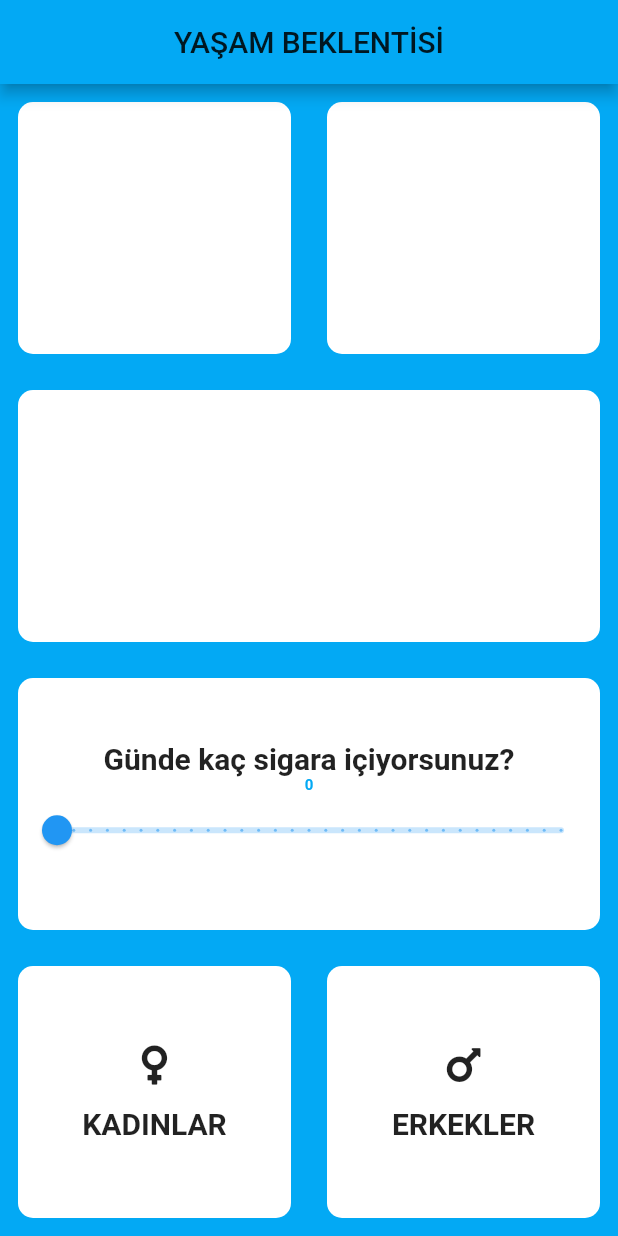
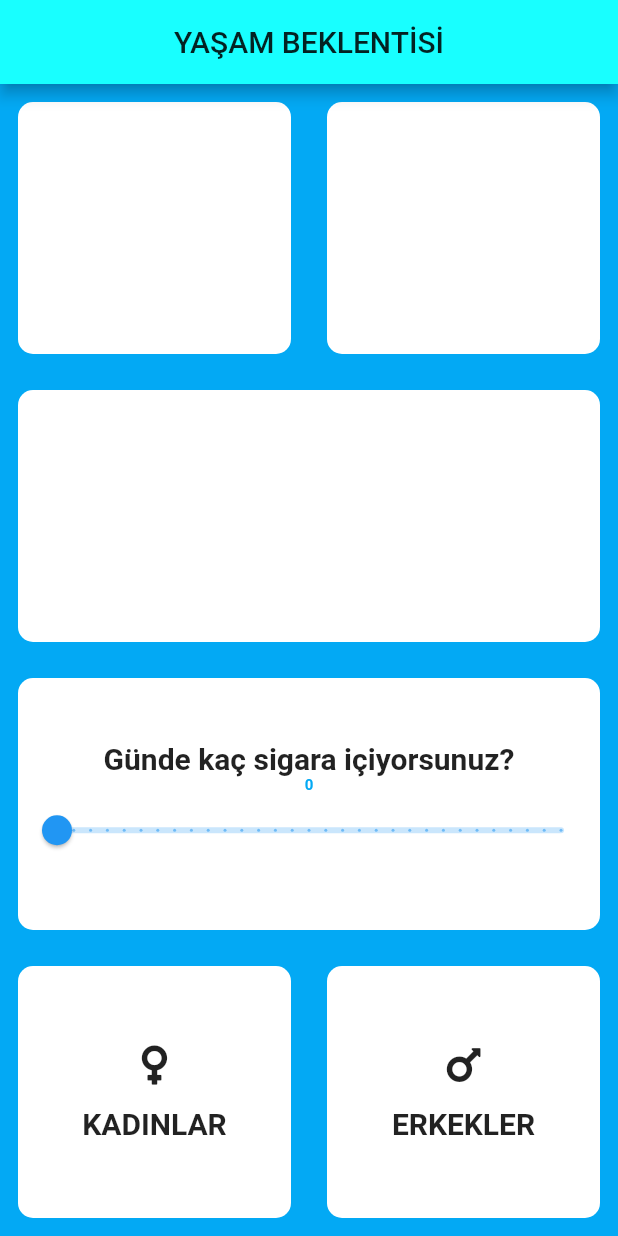
Before and after one commit to musabal55/deneme, a Flutter app: the screen it shows after launch, on a phone screen of 412 x 824 dp. Run offline on Flutter 3.47's test engine with Material 2 defaults, Android fonts, the phone set to English and light mode, and no system bars; our stand-ins replace font_awesome_flutter.

Commit message:
cyan color

```diff
--- a/lib/main.dart
+++ b/lib/main.dart
@@ -12,7 +12,7 @@ class MyApp extends StatelessWidget {
     return MaterialApp(
       theme: ThemeData(
           scaffoldBackgroundColor: Colors.lightBlue,
-          primaryColor: Colors.lightBlue),
+          primaryColor: Colors.cyanAccent),
       home: InputPage(),
     );
   }
```
